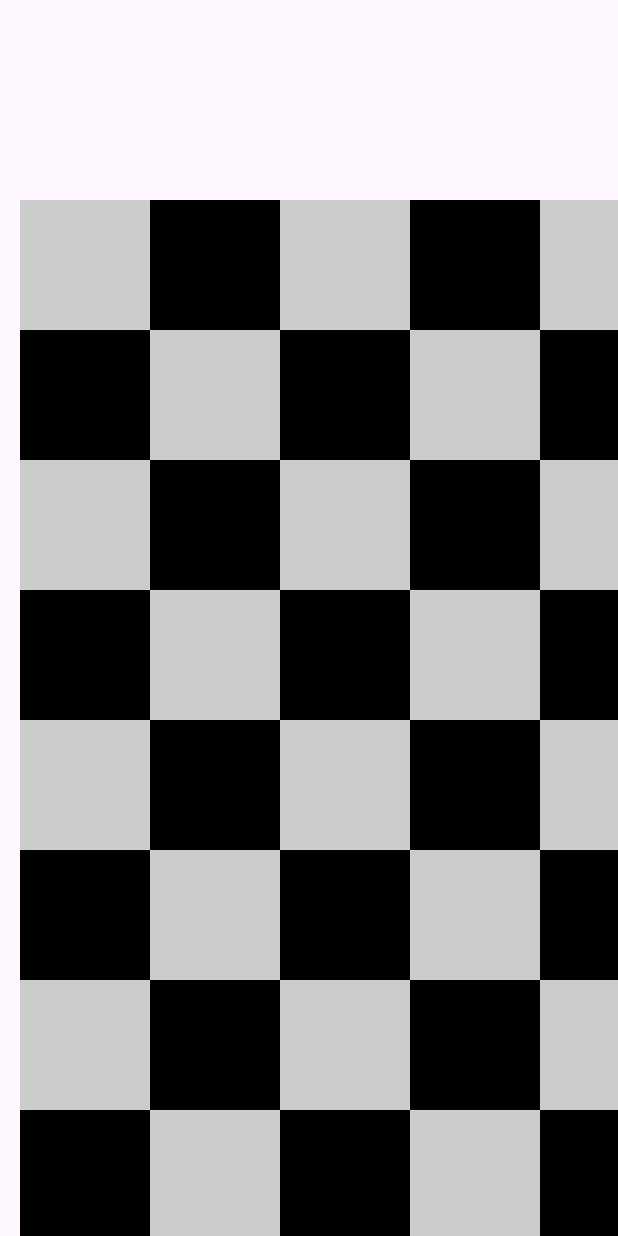
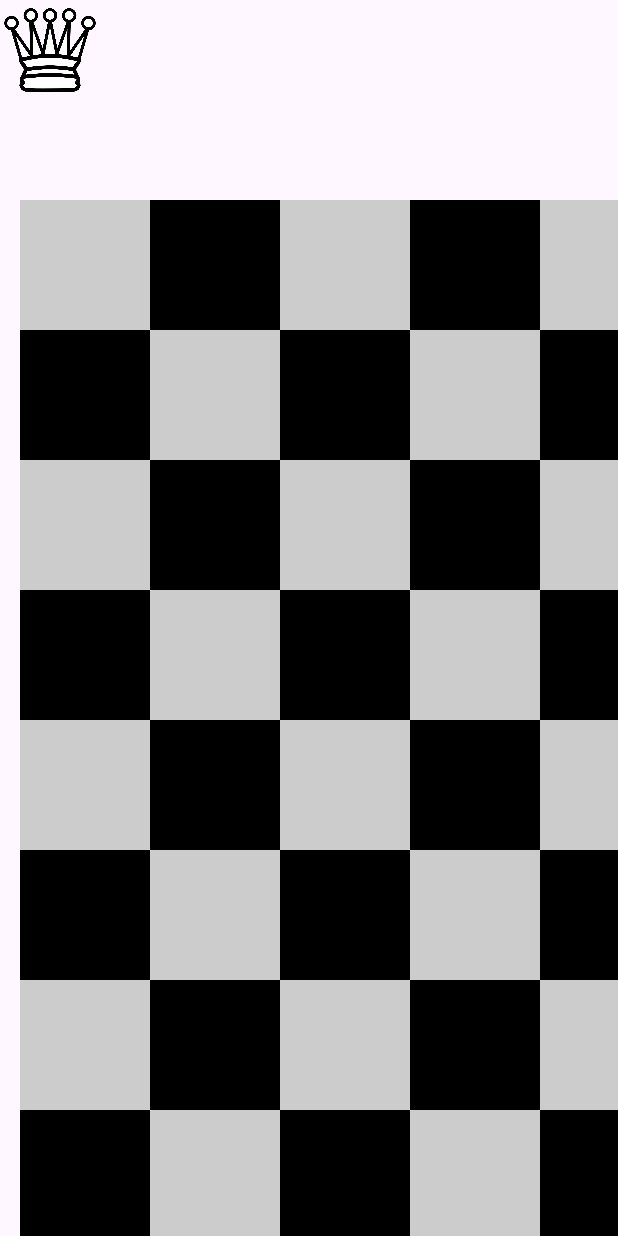
Before and after one commit to Sneheelvirale/chess-android, an Android app: the screen it shows after launch (MainActivity), on a phone screen of 412 x 824 dp. Run offline under Robolectric (Android 15) with nearby library versions, the phone set to English and light mode, and no system bars.

Commit message:
Initial commit

```diff
--- a/CHESSS/app/src/main/java/com/android/chesss/ChessView.kt
+++ b/CHESSS/app/src/main/java/com/android/chesss/ChessView.kt
@@ -1,9 +1,12 @@
 package com.android.chesss
 
 import android.content.Context
+import android.graphics.Bitmap
+import android.graphics.BitmapFactory
 import android.graphics.Canvas
 import android.graphics.Color
 import android.graphics.Paint
+import android.graphics.Rect
 import android.util.AttributeSet
 import android.view.View
 
@@ -29,5 +32,8 @@ class ChessView(context: Context?, attrs: AttributeSet?) : View(context, attrs)
                 )
             }
         }
+        val whiteQueenBitmap: Bitmap
+        whiteQueenBitmap = BitmapFactory.decodeResource(resources, R.drawable.white_queen)
+        canvas?.drawBitmap(whiteQueenBitmap, null, Rect(0,0,100,100), paint)
     }
 }
```
Also changed, not shown: CHESSS/app/src/main/res/drawable/black_bishop.png (added), CHESSS/app/src/main/res/drawable/black_king.png (added), CHESSS/app/src/main/res/drawable/black_knight.png (added), CHESSS/app/src/main/res/drawable/black_pawn.png (added), CHESSS/app/src/main/res/drawable/black_queen.png (added), CHESSS/app/src/main/res/drawable/black_rook.png (added), CHESSS/app/src/main/res/drawable/white_bishop.png (added), CHESSS/app/src/main/res/drawable/white_king.png (added), CHESSS/app/src/main/res/drawable/white_knight.png (added), CHESSS/app/src/main/res/drawable/white_pawn.png (added), CHESSS/app/src/main/res/drawable/white_queen.png (added), CHESSS/app/src/main/res/drawable/white_rook.png (added).
